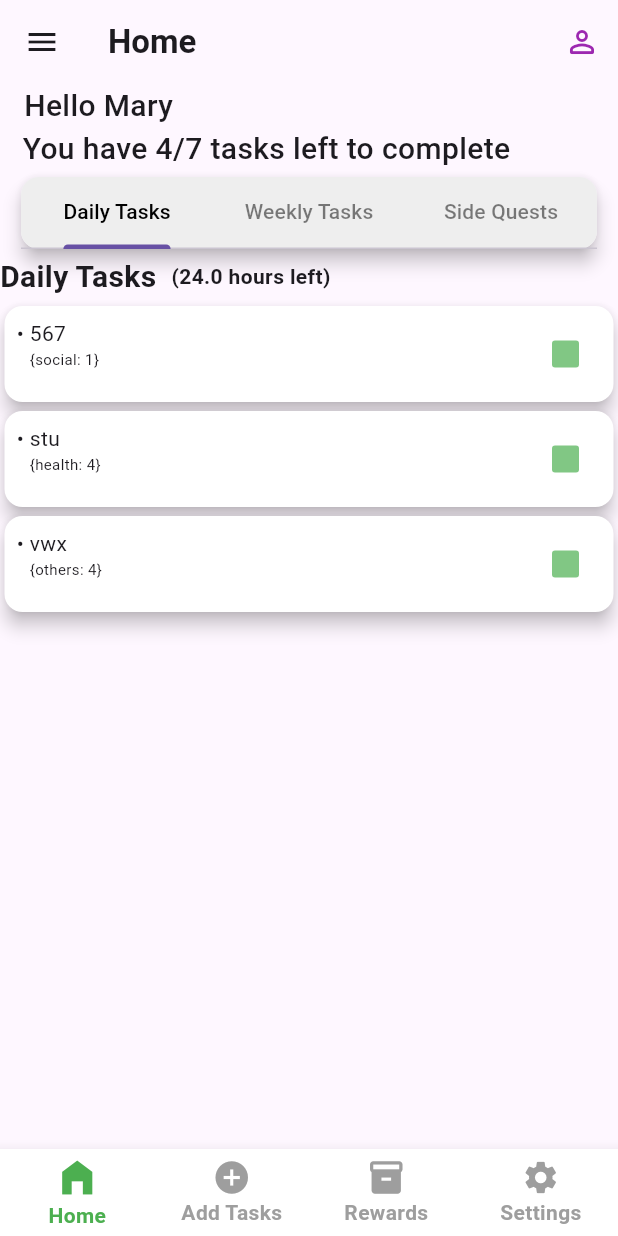
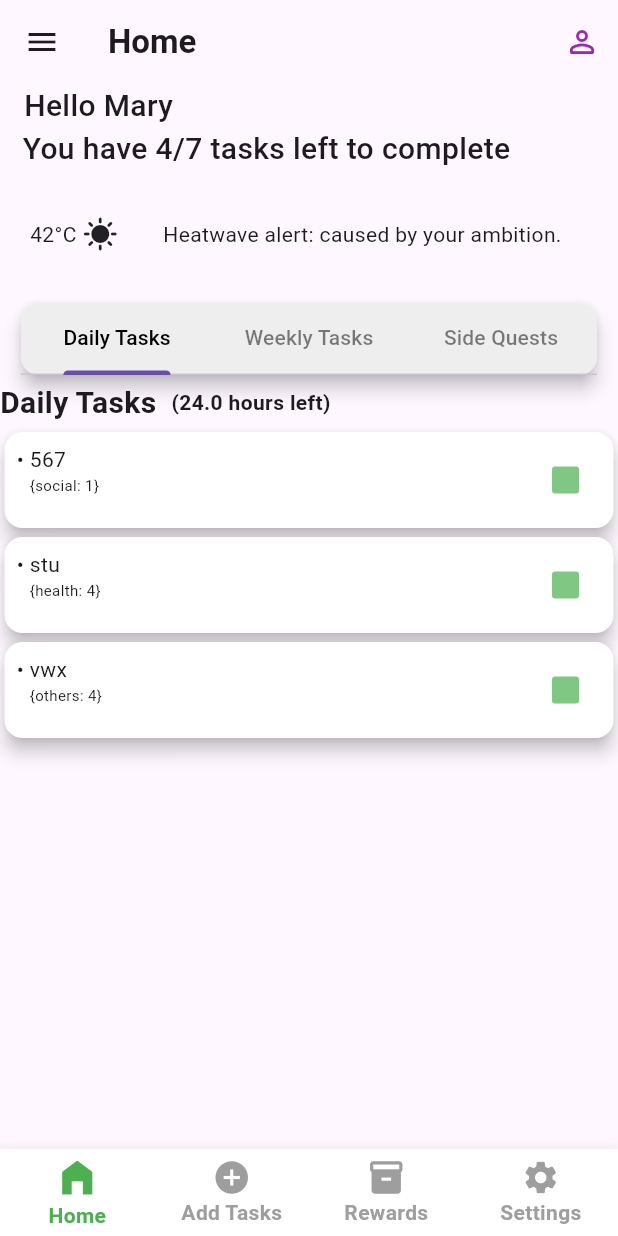
Before and after one commit to ShubhamVG/Lvl_Up, a Flutter app: the screen it shows after launch, on a phone screen of 412 x 824 dp. Run offline on Flutter 3.47's test engine with Material 3 defaults, Android fonts, the phone set to English and light mode, and no system bars; drawn by our look-alikes of stylish_bottom_bar; our stand-ins replace confetti, google_fonts, percent_indicator, shared_preferences, sqflite_common_ffi, syncfusion_flutter_charts; accounts and stored records are empty; Roboto replaces fonts that are missing (Monda).

Commit message:
Update home_screen.dart

```diff
--- a/lib/screens/home_screen.dart
+++ b/lib/screens/home_screen.dart
@@ -94,6 +94,23 @@ class _HomeScreenState extends State<HomeScreen> with TickerProviderStateMixin {
             style: TextStyle(fontSize: 20, fontWeight: FontWeight.w500),
           ),
         ),
+        const SizedBox(height: 30.0),
+        Padding(
+          padding: const EdgeInsets.only(left: 20.0),
+          child: Row(
+            children: [
+              Text("42°C "),
+              Icon(Icons.sunny),
+              const SizedBox(
+                width: 30,
+              ),
+              Flexible(
+                child: Text("Heatwave alert: caused by your ambition."),
+              )
+            ],
+          ),
+        ),
+        const SizedBox(height: 30.0),
         Padding(
           padding: const EdgeInsets.symmetric(horizontal: 10.0),
           child: Card(
@@ -131,13 +148,15 @@ class _HomeScreenState extends State<HomeScreen> with TickerProviderStateMixin {
               'Daily Tasks',
               subtitle: '($dailyTSubtitle)',
               tasks: profile.dailyTasks,
-              onDone: (rawTask) => setState(() {
-                final task = rawTask as Task;
-                if (task.isComplete) return;
+              onDone: (rawTask) => setState(
+                () {
+                  final task = rawTask as Task;
+                  if (task.isComplete) return;
 
-                profile.markTaskComplete(TaskType.daily, task);
-                confettiController.play();
-              }),
+                  profile.markTaskComplete(TaskType.daily, task);
+                  confettiController.play();
+                },
+              ),
             ),
             TaskGroup(
               'Weekly Tasks',
```
